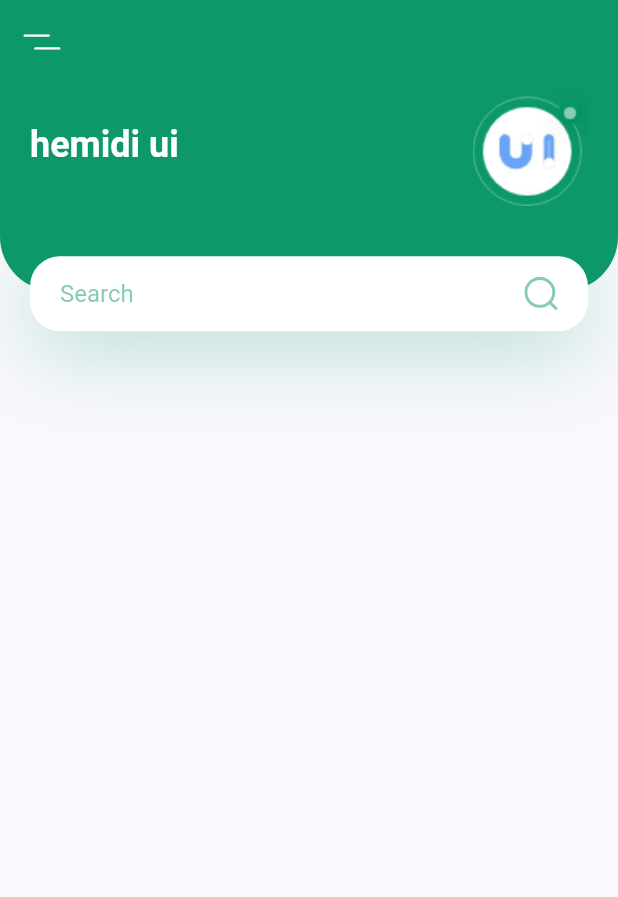
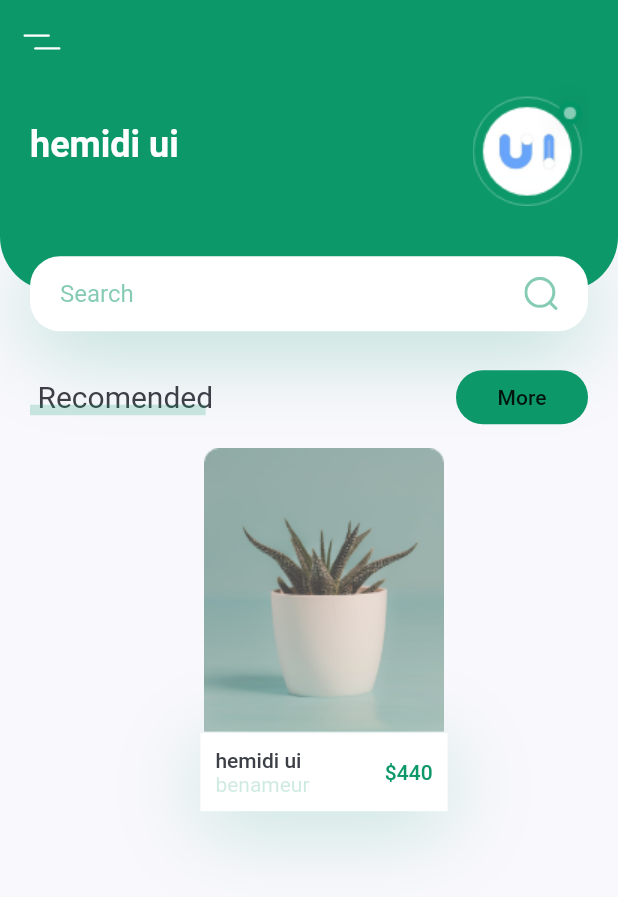
Before and after one commit to hemid32/CourUi-Plant-App, a Flutter app: the screen it shows after launch, on a phone screen of 412 x 824 dp. Shown: the top 897 px of the screen. Run offline on Flutter 3.47's test engine with Material 2 defaults, Android fonts, the phone set to English and light mode, and no system bars; our stand-ins replace flutter_svg.

Commit message:
add card

```diff
--- a/lib/screens/home/componants/body.dart
+++ b/lib/screens/home/componants/body.dart
@@ -1,7 +1,11 @@
 
 
 
+import 'package:flutter/foundation.dart';
 import 'package:flutter/material.dart';
+import 'package:flutterapp/constants.dart';
+import 'package:flutterapp/screens/home/componants/titleWithButtonMore.dart';
+import 'package:flutterapp/screens/home/componants/titleWithCostomUnderLinse.dart';
 
 import 'header_and_search.dart';
 
@@ -14,7 +18,47 @@ class Body extends StatelessWidget {
 
         children: [
 
-          header_and_search(size: size)
+          header_and_search(size: size) ,
+          titleWithButtonMore(onPress: (){}, title:  'Recomended',) ,
+          Container(
+            margin: EdgeInsets.only(
+              left:  kDefaultPadding ,
+              top:  kDefaultPadding /2 ,
+              bottom: kDefaultPadding * 2.5 ,
+            ),
+            width: size.width * 0.4,
+            child:  Column(
+              children: [
+                Image.asset('assets/images/image_1.png') ,
+                Container(
+                  padding: EdgeInsets.all(kDefaultPadding /2 ),
+                  decoration: BoxDecoration(
+                    color: Colors.white ,
+                    boxShadow:  [
+                      BoxShadow(
+                        blurRadius:  50 ,
+                        color:kPrimaryColor.withOpacity(0.23) ,
+                        offset: Offset(0,10)
+                      )
+                    ]
+                  ),
+                  child:  Row(
+                    children: [
+                      RichText(text: TextSpan(
+                        children: [
+                          TextSpan(text:  'hemidi ui \n' , style:  Theme.of(context).textTheme.button) ,
+                          TextSpan(text:  'benameur' , style:  TextStyle(color: kPrimaryColor.withOpacity(0.2))) ,
+                        ]
+                      )) ,
+                      Spacer( ) ,
+                      Text('\$440' , style:  Theme.of(context).textTheme.button.copyWith(color: kPrimaryColor),) ,
+                    ],
+                  ),
+                )
+
+              ],
+            ),
+          )
 
 
         ],
--- /dev/null
+++ b/lib/screens/home/componants/titleWithButtonMore.dart
@@ -0,0 +1,34 @@
+import 'package:flutter/material.dart';
+import 'package:flutterapp/constants.dart';
+import 'package:flutterapp/screens/home/componants/titleWithCostomUnderLinse.dart';
+
+class titleWithButtonMore extends StatelessWidget {
+  const titleWithButtonMore({
+    Key key,
+    this.title ,
+    this.onPress  ,
+  }) : super(key: key);
+  final String title ;
+  final Function onPress ;
+
+  @override
+  Widget build(BuildContext context) {
+    return Padding(
+      padding: const EdgeInsets.symmetric(horizontal: kDefaultPadding),
+      child: Row(
+        children: [
+          titleWithCostomUnderLine(title: '$title',),
+          Spacer() ,
+          FlatButton(
+              color: kPrimaryColor,
+
+              shape: RoundedRectangleBorder(
+                  borderRadius: BorderRadius.circular(20)
+              )  ,
+              onPressed: onPress , child: Text('More'))
+
+        ],
+      ),
+    );
+  }
+}
--- /dev/null
+++ b/lib/screens/home/componants/titleWithCostomUnderLinse.dart
@@ -0,0 +1,36 @@
+import 'package:flutter/material.dart';
+import 'package:flutterapp/constants.dart';
+
+class titleWithCostomUnderLine extends StatelessWidget {
+  const titleWithCostomUnderLine({
+    Key key,
+    this.title
+  }) : super(key: key);
+  final String title  ;
+
+  @override
+  Widget build(BuildContext context) {
+    return Container(
+      height:  24 ,
+      child: Stack(
+        children: [
+          Padding(
+            padding: const EdgeInsets.only(left: kDefaultPadding/4),
+            child: Text('$title' , style:  TextStyle( fontSize: 20 ),),
+          ),
+          Positioned(
+            left: 0,
+            bottom: 0,
+            right: 0,
+            child: Container(
+              margin: const EdgeInsets.only(right: kDefaultPadding/4) ,
+              height:  7,
+              color: kPrimaryColor.withOpacity(0.2),
+            ),
+          )
+        ],
+      ),
+
+    );
+  }
+}
```
